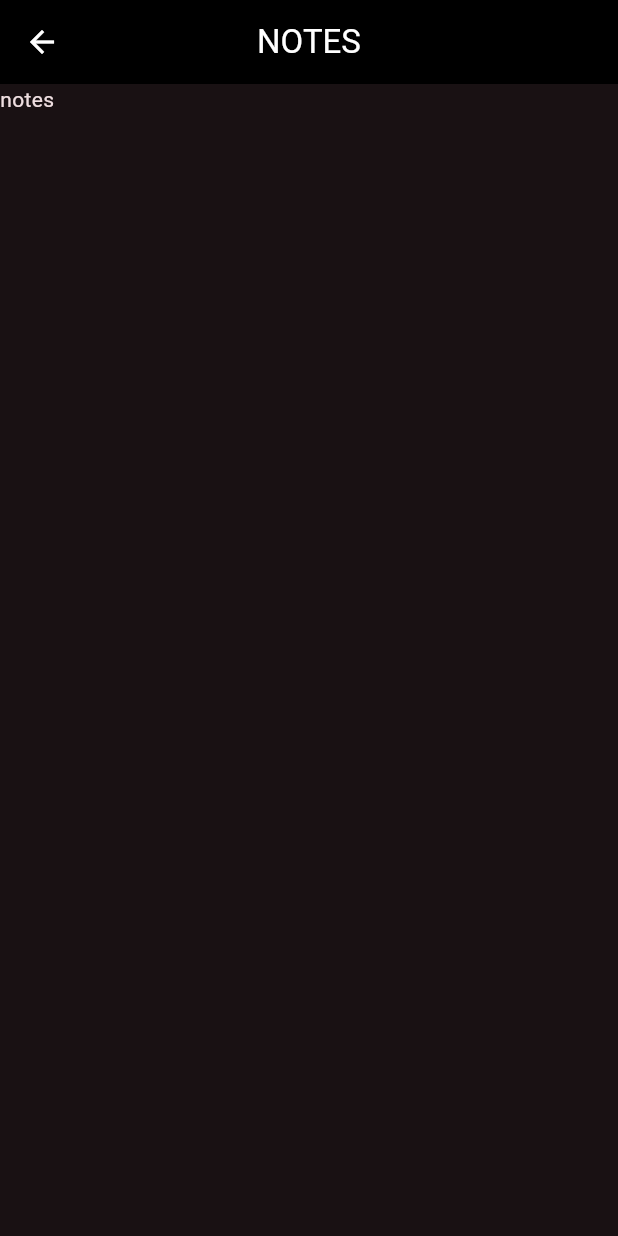
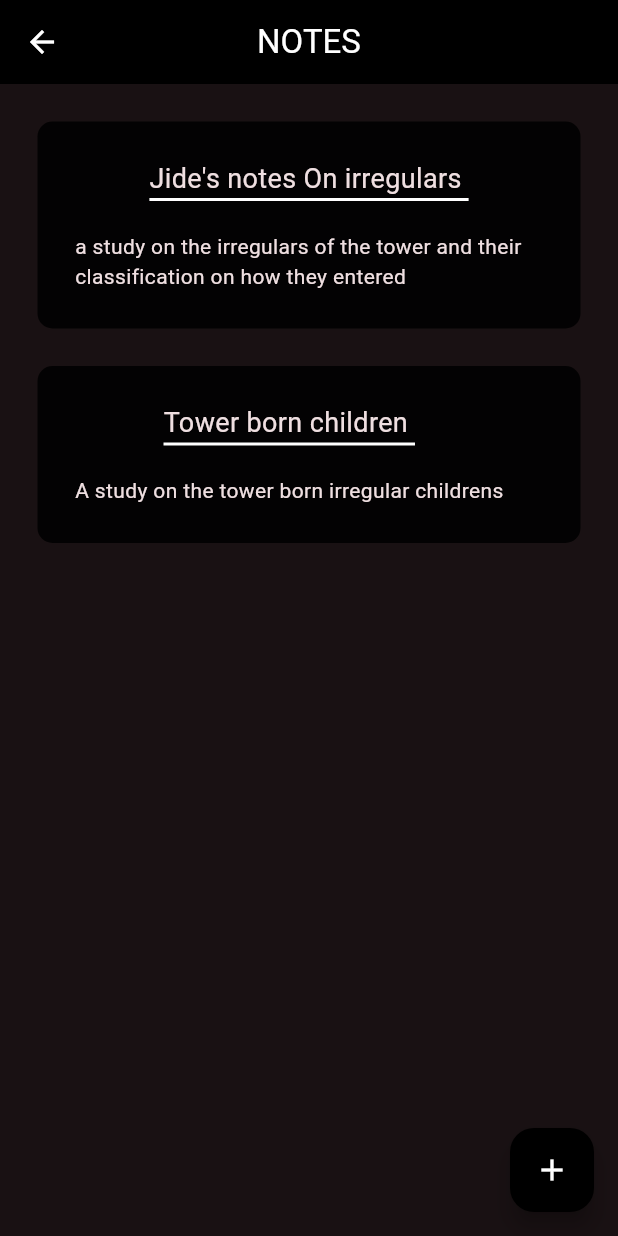
Before and after one commit to JidexBD/todo_application, a Flutter app: the NotesPage screen opened by its route, on a phone screen of 412 x 824 dp. Run offline on Flutter 3.47's test engine with Material 3 defaults, Android fonts, the phone set to English and light mode, and no system bars; our stand-ins replace flutter_slidable, hive_flutter; accounts and stored records are empty.

Commit message:
notes app started, added ui and a not tile page, floating action button also added

```diff
--- a/lib/pages/notes_page.dart
+++ b/lib/pages/notes_page.dart
@@ -1,4 +1,5 @@
 import 'package:flutter/material.dart';
+import 'package:todo_application/widgets/notes_widgets/note_tile.dart';
 
 class NotesPage extends StatefulWidget {
   const NotesPage({super.key});
@@ -8,6 +9,21 @@ class NotesPage extends StatefulWidget {
 }
 
 class _NotesPageState extends State<NotesPage> {
+  List notesList = [
+    [
+      "Jide's notes On irregulars ",
+      "a study on the irregulars of the tower and their  classification on how they entered ",
+    ],
+    ["Tower born children ", "A study on the tower born irregular childrens"],
+  ];
+
+  // newNote
+  void createNewNote() {
+    context: context,
+    Builder: (context){
+
+    }
+  }
   @override
   Widget build(BuildContext context) {
     return Scaffold(
@@ -18,7 +34,21 @@ class _NotesPageState extends State<NotesPage> {
         centerTitle: true,
         elevation: 0,
       ),
-      body: Container(child: Text('notes')),
+      body: ListView.builder(
+        itemCount: notesList.length,
+        itemBuilder: (context, index) {
+          return NoteTile(
+            noteTitle: notesList[index][0],
+            noteContent: notesList[index][1],
+          );
+        },
+      ),
+      floatingActionButton: FloatingActionButton(
+        backgroundColor: Colors.black,
+        foregroundColor: Colors.white,
+        onPressed: createNewNote,
+        child: Icon(Icons.add),
+      ),
     );
   }
 }
--- /dev/null
+++ b/lib/widgets/notes_widgets/note_tile.dart
@@ -0,0 +1,44 @@
+import 'package:flutter/material.dart';
+
+class NoteTile extends StatelessWidget {
+  const NoteTile({
+    super.key,
+    required this.noteTitle,
+    required this.noteContent,
+  });
+  // variables
+  final String noteTitle;
+  final String noteContent;
+  @override
+  Widget build(BuildContext context) {
+    return Padding(
+      padding: EdgeInsets.only(left: 25, right: 25, top: 25),
+
+      child: Container(
+        alignment: Alignment.topLeft,
+        padding: const EdgeInsets.all(25.0),
+        decoration: BoxDecoration(
+          color: Colors.black87,
+          borderRadius: BorderRadius.circular(10),
+        ),
+        child: Column(
+          mainAxisAlignment: MainAxisAlignment.spaceEvenly,
+          children: [
+            // note tilte
+            Container(
+              decoration: BoxDecoration(
+                border: Border(
+                  bottom: BorderSide(color: Colors.white, width: 2),
+                ),
+              ),
+              child: Text(noteTitle, style: TextStyle(fontSize: 18)),
+            ),
+            SizedBox(height: 20),
+            // note content
+            Text(noteContent),
+          ],
+        ),
+      ),
+    );
+  }
+}
```
